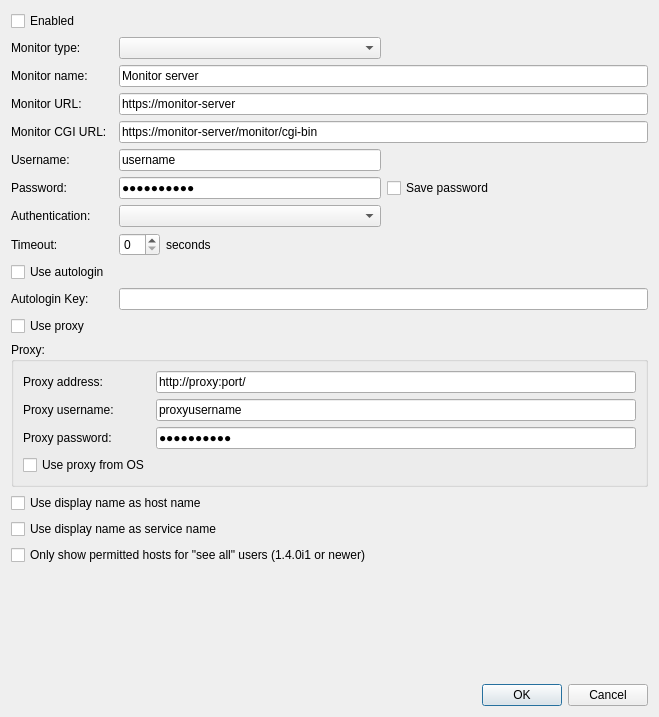
HenriWahl/Nagstamon, file Nagstamon/QUI/settings_server.ui: the form before one commit.
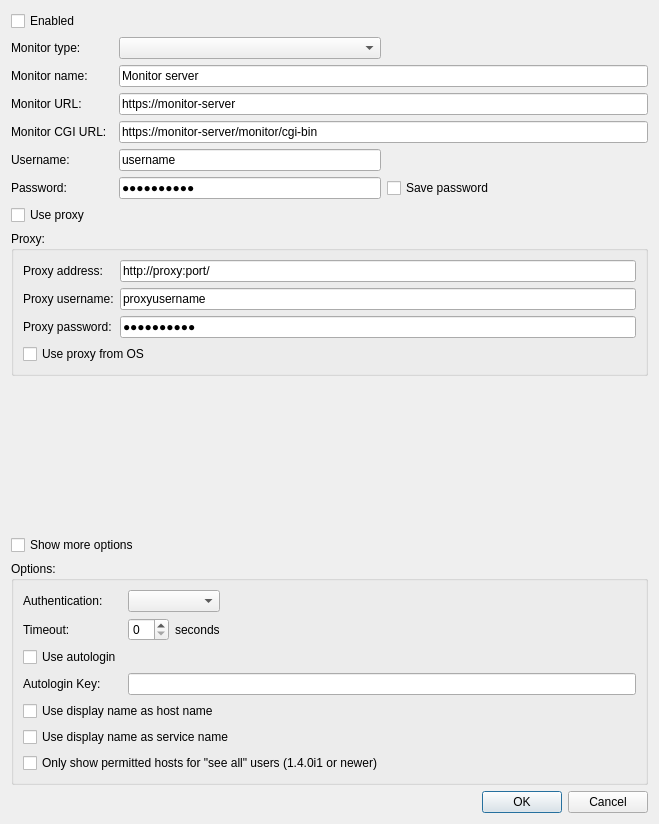
The form after the commit.

Commit message: put server options in extra groupbox in server settings dialog

Diff of the .ui file:
```diff
--- a/Nagstamon/QUI/settings_server.ui
+++ b/Nagstamon/QUI/settings_server.ui
@@ -7,7 +7,7 @@
     <x>0</x>
     <y>0</y>
     <width>659</width>
-    <height>717</height>
+    <height>824</height>
    </rect>
   </property>
   <property name="sizePolicy">
@@ -86,29 +86,15 @@
      </property>
     </widget>
    </item>
-   <item row="16" column="0">
+   <item row="17" column="0">
     <widget class="QCheckBox" name="input_checkbox_use_proxy">
      <property name="text">
       <string>Use proxy</string>
      </property>
     </widget>
    </item>
-   <item row="11" column="0" colspan="3">
-    <widget class="QCheckBox" name="input_checkbox_use_autologin">
-     <property name="text">
-      <string>Use autologin</string>
-     </property>
-    </widget>
-   </item>
-   <item row="22" column="0" colspan="3">
-    <widget class="QCheckBox" name="input_checkbox_use_display_name_host">
-     <property name="text">
-      <string>Use display name as host name</string>
-     </property>
-    </widget>
-   </item>
-   <item row="17" column="0" colspan="4">
-    <widget class="QGroupBox" name="proxy_groupbox">
+   <item row="18" column="0" colspan="4">
+    <widget class="QGroupBox" name="groupbox_proxy">
      <property name="title">
       <string>Proxy:</string>
      </property>
@@ -176,7 +162,7 @@
         </property>
        </widget>
       </item>
-      <item row="4" column="0">
+      <item row="4" column="0" colspan="2">
        <widget class="QCheckBox" name="input_checkbox_use_proxy_from_os">
         <property name="text">
          <string>Use proxy from OS</string>
@@ -186,7 +172,7 @@
      </layout>
     </widget>
    </item>
-   <item row="26" column="3">
+   <item row="29" column="3">
     <widget class="QDialogButtonBox" name="button_box">
      <property name="orientation">
       <enum>Qt::Horizontal</enum>
@@ -196,19 +182,6 @@
      </property>
     </widget>
    </item>
-   <item row="12" column="0">
-    <widget class="QLabel" name="label_autologin_key">
-     <property name="sizePolicy">
-      <sizepolicy hsizetype="Minimum" vsizetype="Preferred">
-       <horstretch>0</horstretch>
-       <verstretch>0</verstretch>
-      </sizepolicy>
-     </property>
-     <property name="text">
-      <string>Autologin Key:</string>
-     </property>
-    </widget>
-   </item>
    <item row="1" column="0">
     <widget class="QLabel" name="label_server_type">
      <property name="sizePolicy">
@@ -235,13 +208,6 @@
      </property>
     </widget>
    </item>
-   <item row="24" column="0" colspan="3">
-    <widget class="QCheckBox" name="input_checkbox_force_authuser">
-     <property name="text">
-      <string>Only show permitted hosts for &quot;see all&quot; users (1.4.0i1 or newer)</string>
-     </property>
-    </widget>
-   </item>
    <item row="4" column="0">
     <widget class="QLabel" name="label_monitor_url">
      <property name="sizePolicy">
@@ -255,13 +221,6 @@
      </property>
     </widget>
    </item>
-   <item row="23" column="0" colspan="3">
-    <widget class="QCheckBox" name="input_checkbox_use_display_name_service">
-     <property name="text">
-      <string>Use display name as service name</string>
-     </property>
-    </widget>
-   </item>
    <item row="3" column="2" colspan="2">
     <widget class="QLineEdit" name="input_lineedit_name">
      <property name="text">
@@ -269,20 +228,6 @@
      </property>
     </widget>
    </item>
-   <item row="9" column="0">
-    <widget class="QLabel" name="label_auth_type">
-     <property name="text">
-      <string>Authentication:</string>
-     </property>
-    </widget>
-   </item>
-   <item row="12" column="2" colspan="2">
-    <widget class="QLineEdit" name="input_lineedit_autologin_key">
-     <property name="text">
-      <string/>
-     </property>
-    </widget>
-   </item>
    <item row="5" column="0">
     <widget class="QLabel" name="label_monitor_cgi_url">
      <property name="sizePolicy">
@@ -296,9 +241,6 @@
      </property>
     </widget>
    </item>
-   <item row="9" column="2">
-    <widget class="QComboBox" name="input_combobox_authentication"/>
-   </item>
    <item row="0" column="0" colspan="4">
     <widget class="QCheckBox" name="input_checkbox_enabled">
      <property name="text">
@@ -313,7 +255,7 @@
      </property>
     </widget>
    </item>
-   <item row="25" column="0" colspan="4">
+   <item row="26" column="0" colspan="4">
     <spacer name="verticalSpacer">
      <property name="orientation">
       <enum>Qt::Vertical</enum>
@@ -326,15 +268,24 @@
      </property>
     </spacer>
    </item>
-   <item row="10" column="0">
-    <widget class="QLabel" name="label_timeout">
+   <item row="27" column="0" colspan="4">
+    <widget class="QCheckBox" name="input_checkbox_show_options">
      <property name="text">
-      <string>Timeout:</string>
+      <string>Show more options</string>
      </property>
     </widget>
    </item>
-   <item row="10" column="2">
-    <layout class="QHBoxLayout" name="horizontalLayout">
+   <item row="28" column="0" colspan="4">
+    <widget class="QGroupBox" name="groupbox_options">
+     <property name="title">
+      <string>Options:</string>
+     </property>
+     <layout class="QGridLayout" name="gridLayout_3">
+      <item row="1" column="1">
+       <widget class="QComboBox" name="input_combobox_authentication"/>
+      </item>
+      <item row="2" column="1">
+       <layout class="QHBoxLayout" name="horizontalLayout_timeout_seconds">
      <item>
       <widget class="QSpinBox" name="input_spinbox_timeout"/>
      </item>
@@ -345,7 +296,50 @@
        </property>
       </widget>
      </item>
-     <item>
+       </layout>
+      </item>
+      <item row="4" column="1" colspan="2">
+       <widget class="QLineEdit" name="input_lineedit_autologin_key">
+        <property name="text">
+         <string/>
+        </property>
+       </widget>
+      </item>
+      <item row="4" column="0">
+       <widget class="QLabel" name="label_autologin_key">
+        <property name="sizePolicy">
+         <sizepolicy hsizetype="Minimum" vsizetype="Preferred">
+          <horstretch>0</horstretch>
+          <verstretch>0</verstretch>
+         </sizepolicy>
+        </property>
+        <property name="text">
+         <string>Autologin Key:</string>
+        </property>
+       </widget>
+      </item>
+      <item row="1" column="0">
+       <widget class="QLabel" name="label_auth_type">
+        <property name="text">
+         <string>Authentication:</string>
+        </property>
+       </widget>
+      </item>
+      <item row="3" column="0">
+       <widget class="QCheckBox" name="input_checkbox_use_autologin">
+        <property name="text">
+         <string>Use autologin</string>
+        </property>
+       </widget>
+      </item>
+      <item row="5" column="0" colspan="3">
+       <widget class="QCheckBox" name="input_checkbox_use_display_name_host">
+        <property name="text">
+         <string>Use display name as host name</string>
+        </property>
+       </widget>
+      </item>
+      <item row="2" column="2">
       <spacer name="horizontalSpacer">
        <property name="orientation">
         <enum>Qt::Horizontal</enum>
@@ -358,7 +352,42 @@
        </property>
       </spacer>
      </item>
-    </layout>
+      <item row="7" column="0" colspan="3">
+       <widget class="QCheckBox" name="input_checkbox_force_authuser">
+        <property name="text">
+         <string>Only show permitted hosts for &quot;see all&quot; users (1.4.0i1 or newer)</string>
+        </property>
+       </widget>
+      </item>
+      <item row="2" column="0">
+       <widget class="QLabel" name="label_timeout">
+        <property name="text">
+         <string>Timeout:</string>
+        </property>
+       </widget>
+      </item>
+      <item row="1" column="2">
+       <spacer name="horizontalSpacer_2">
+        <property name="orientation">
+         <enum>Qt::Horizontal</enum>
+        </property>
+        <property name="sizeHint" stdset="0">
+         <size>
+          <width>40</width>
+          <height>20</height>
+         </size>
+        </property>
+       </spacer>
+      </item>
+      <item row="6" column="0" colspan="3">
+       <widget class="QCheckBox" name="input_checkbox_use_display_name_service">
+        <property name="text">
+         <string>Use display name as service name</string>
+        </property>
+       </widget>
+      </item>
+     </layout>
+    </widget>
    </item>
   </layout>
  </widget>
```
Left out of the diff: 6 changed lines with no effect on the pictures. Lines whose indentation alone changed are shown as unchanged. The commit also changes 3 other files.
